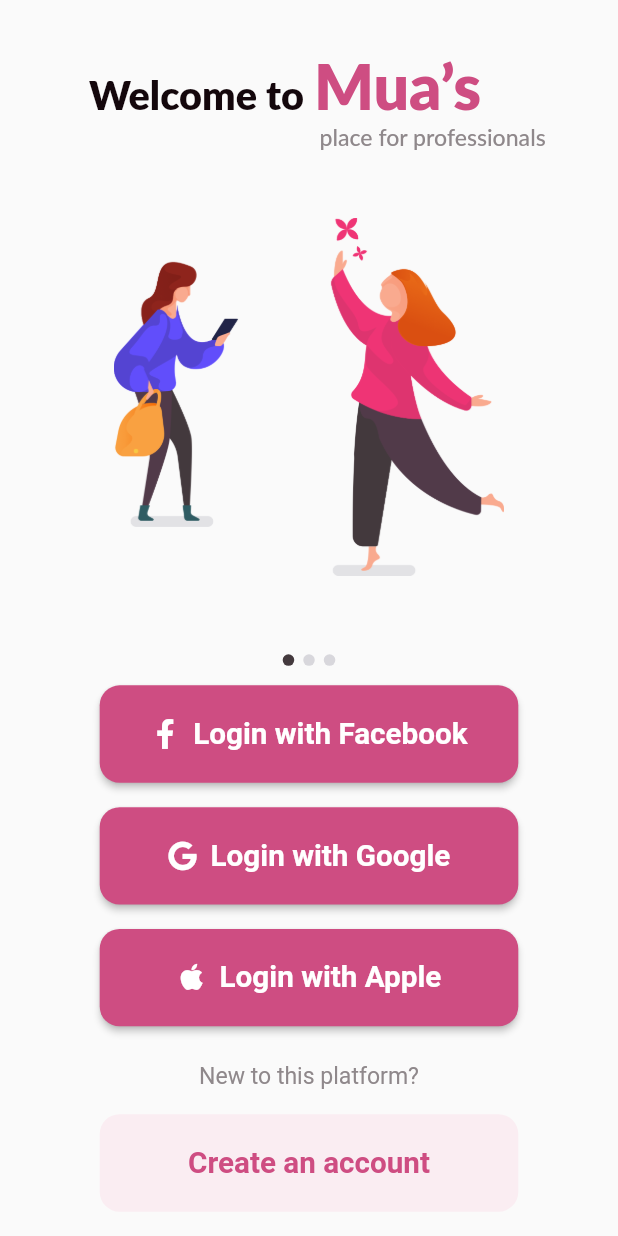
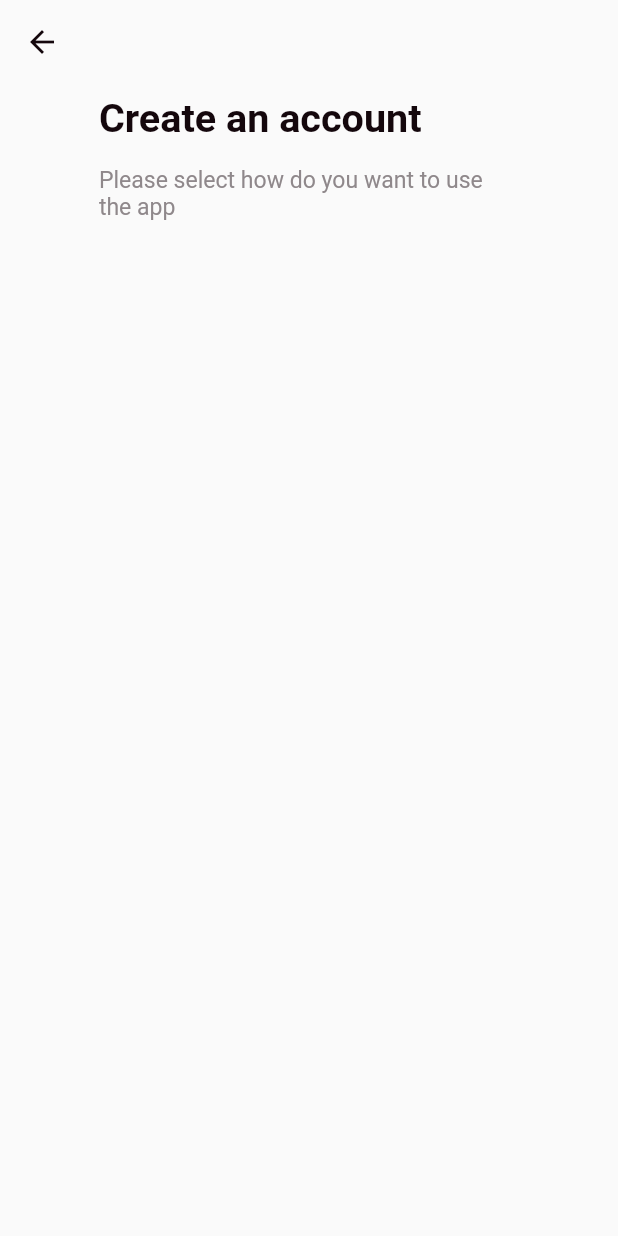
Before and after one commit to bitfriend/mua-flutter, a Flutter app: the screen it shows after launch, after a tap on "Create an account", on a phone screen of 412 x 824 dp. Run offline on Flutter 3.47's test engine with Material 2 defaults, Android fonts, the phone set to English and light mode, and no system bars; our stand-ins replace flutter_screenutil, flutter_swiper, font_awesome_flutter, tinycolor.

Commit message:
Implement "create account" page

```diff
--- a/lib/main.dart
+++ b/lib/main.dart
@@ -4,6 +4,7 @@
 
 import 'package:flutter/cupertino.dart';
 import 'package:flutter/material.dart';
+import 'scenes/CreateAccount.dart';
 import 'scenes/SignIn.dart';
 
 void main() => runApp(MyApp());
@@ -16,6 +17,7 @@ class MyApp extends StatelessWidget {
       initialRoute: '/signin',
       routes: {
         '/signin': (context) => SignIn(),
+        '/createAccount': (context) => CreateAccount(),
       },
     );
   }
--- /dev/null
+++ b/lib/scenes/CreateAccount.dart
@@ -0,0 +1,56 @@
+import 'package:flutter/material.dart';
+import 'package:flutter_screenutil/flutter_screenutil.dart';
+import '../theme/light.dart';
+
+class CreateAccount extends StatefulWidget {
+  @override
+  CreateAccountState createState() => CreateAccountState();
+}
+
+class CreateAccountState extends State<CreateAccount> {
+  @override
+  Widget build(BuildContext context) {
+    ScreenUtil.init(context, width: 375, height: 812);
+    return Scaffold(
+      appBar: AppBar(
+        elevation: 0,
+        backgroundColor: Colors.transparent,
+        iconTheme: IconThemeData(
+          color: LightTheme.title,
+        ),
+      ),
+      body: SafeArea(
+        child: Container(
+          margin: EdgeInsets.only(
+            left: ScreenUtil().setWidth(60),
+            right: ScreenUtil().setWidth(61),
+          ),
+          child: Column(
+            mainAxisAlignment: MainAxisAlignment.start,
+            crossAxisAlignment: CrossAxisAlignment.start,
+            children: <Widget>[
+              SizedBox(
+                height: ScreenUtil().setHeight(8),
+              ),
+              Text('Create an account', style: TextStyle(
+                color: LightTheme.title,
+                fontSize: ScreenUtil().setSp(24),
+                fontFamily: 'Roboto',
+                fontWeight: FontWeight.bold,
+              )),
+              SizedBox(
+                height: ScreenUtil().setHeight(16),
+              ),
+              Text('Please select how do you want to use the app', style: TextStyle(
+                color: LightTheme.label,
+                fontSize: ScreenUtil().setSp(14),
+                fontFamily: 'Roboto',
+                fontWeight: FontWeight.normal,
+              )),
+            ],
+          ),
+        ),
+      ),
+    );
+  }
+}
--- a/lib/scenes/SignIn.dart
+++ b/lib/scenes/SignIn.dart
@@ -5,6 +5,7 @@ import 'package:flutter_swiper/flutter_swiper.dart';
 import 'package:font_awesome_flutter/font_awesome_flutter.dart';
 import 'package:tinycolor/tinycolor.dart';
 import '../theme/light.dart';
+import 'CreateAccount.dart';
 
 class SignIn extends StatefulWidget {
   @override
@@ -233,5 +234,8 @@ class SignInState extends State<SignIn> {
 
   void onSignUp() {
     print('signup');
+    Navigator.push(context, MaterialPageRoute(
+      builder: (context) => CreateAccount(),
+    ));
   }
 }
```
